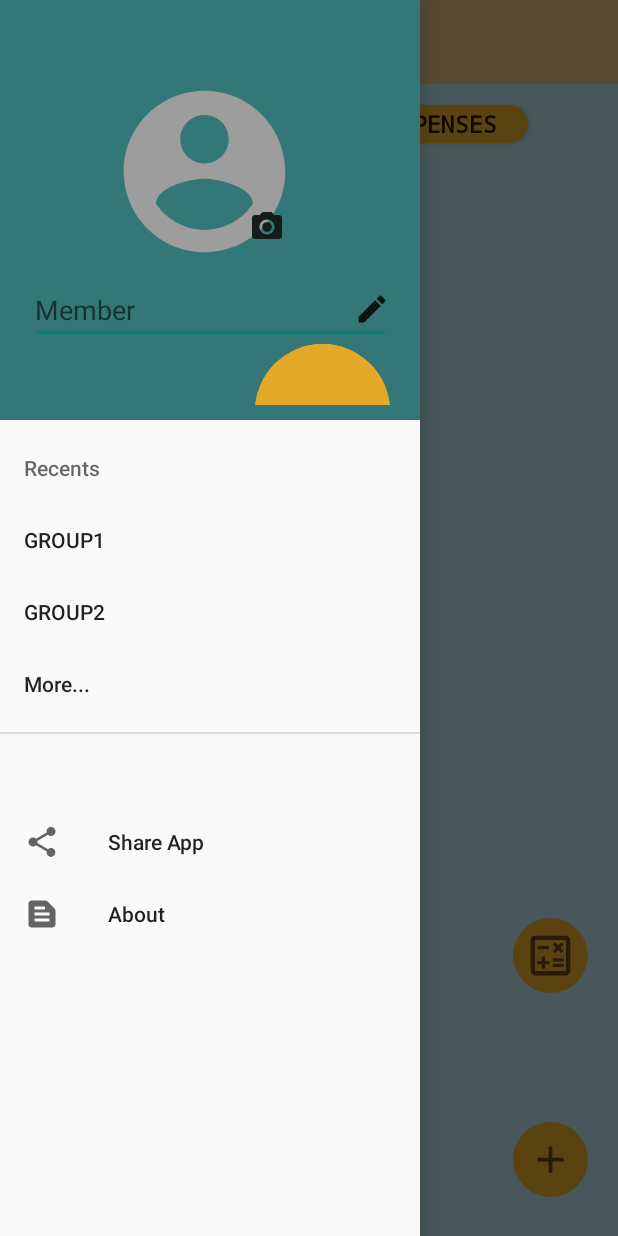
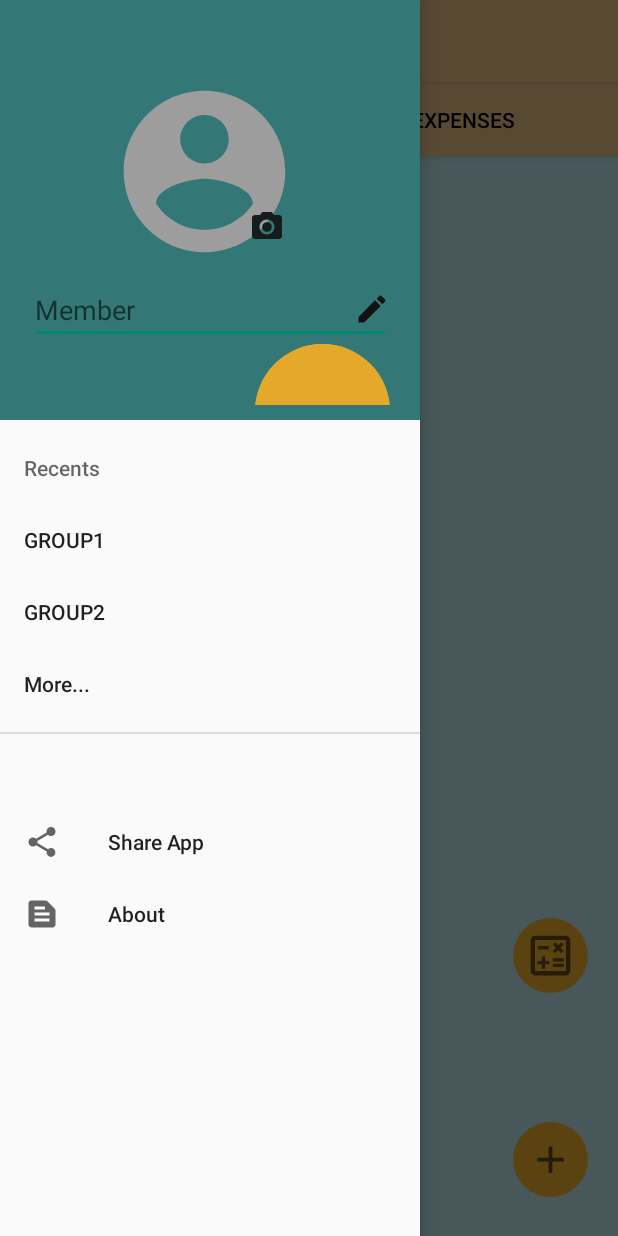
Before and after one commit to SkywalkerSoumya/BillSplit, an Android app: the Homepage screen opened directly, with no data from a screen before it, with the side drawer open, on a phone screen of 412 x 824 dp. Run offline under Robolectric (Android 15) with nearby library versions, the phone set to English and light mode, and no system bars; Roboto replaces fonts that are not available here.

Commit message:
expense page listview added -- some bugs are present

```diff
--- a/app/build.gradle
+++ b/app/build.gradle
@@ -4,6 +4,8 @@ plugins {
 
 android {
     compileSdk 32
+
+    useLibrary 'org.apache.http.legacy'
 
     defaultConfig {
         applicationId "com.example.billsplit"
@@ -32,7 +34,9 @@ dependencies {
     implementation 'androidx.appcompat:appcompat:1.4.0'
     implementation 'com.google.android.material:material:1.4.0'
     implementation 'androidx.constraintlayout:constraintlayout:2.1.2'
-    implementation 'com.google.android.gms:play-services-cast-framework:20.0.0'
+    implementation 'androidx.legacy:legacy-support-v4:1.0.0'
+    //implementation 'com.google.android.gms:play-services-cast-framework:20.0.0'
+    //implementation 'com.google.firebase:firebase-crashlytics-buildtools:2.5.2'
     testImplementation 'junit:junit:4.+'
     androidTestImplementation 'androidx.test.ext:junit:1.1.3'
     androidTestImplementation 'androidx.test.espresso:espresso-core:3.4.0'
--- a/app/src/main/AndroidManifest.xml
+++ b/app/src/main/AndroidManifest.xml
@@ -17,9 +17,6 @@
             android:exported="false" />
         <activity
             android:name=".SettleUpPage"
-            android:exported="false" />
-        <activity
-            android:name=".Expenses_Details"
             android:exported="false" />
         <activity
             android:name=".CreateGroup"
--- /dev/null
+++ b/app/src/main/java/com/example/billsplit/HmpgSliderAdapter.java
@@ -0,0 +1,32 @@
+package com.example.billsplit;
+
+import androidx.annotation.NonNull;
+import androidx.fragment.app.Fragment;
+import androidx.fragment.app.FragmentManager;
+import androidx.lifecycle.Lifecycle;
+import androidx.viewpager2.adapter.FragmentStateAdapter;
+
+public class HmpgSliderAdapter extends FragmentStateAdapter {
+
+    public HmpgSliderAdapter(@NonNull FragmentManager fragmentManager, @NonNull Lifecycle lifecycle) {
+        super(fragmentManager, lifecycle);
+    }
+
+    @NonNull
+    @Override
+    public Fragment createFragment(int position) {
+
+        switch (position){
+            case 1:
+                return new expensesFragment();
+            default:
+                return new overviewFragment();
+        }
+    }
+
+    @Override
+    public int getItemCount() {
+
+        return 2;
+    }
+}
--- a/app/src/main/java/com/example/billsplit/Homepage.java
+++ b/app/src/main/java/com/example/billsplit/Homepage.java
@@ -8,6 +8,7 @@ import androidx.fragment.app.FragmentManager;
 import androidx.fragment.app.FragmentTransaction;
 
 import androidx.fragment.app.Fragment;
+import androidx.viewpager2.widget.ViewPager2;
 
 import android.app.Dialog;
 //import android.app.Fragment;
@@ -27,9 +28,10 @@ import android.widget.LinearLayout;
 import android.widget.ListView;
 import android.widget.Toast;
 
-import com.google.android.gms.cast.framework.media.ImagePicker;
+//import com.google.android.gms.cast.framework.media.ImagePicker;
 import com.google.android.material.floatingactionbutton.FloatingActionButton;
 import com.google.android.material.navigation.NavigationView;
+import com.google.android.material.tabs.TabLayout;
 
 import java.util.ArrayList;
 
@@ -41,6 +43,9 @@ public class Homepage extends AppCompatActivity {
     Toolbar toolbar;
     //ImageView profilePic;
     //ImageButton changeProPicButton;
+    TabLayout tabLayout;
+    ViewPager2 viewPager2;
+    HmpgSliderAdapter sliderAdapter;
 
 
     @Override
@@ -51,7 +56,6 @@ public class Homepage extends AppCompatActivity {
         // code for sideview navigation bar
         drawerLayout = findViewById(R.id.navbarlayout);
         navView = findViewById(R.id.navview);
-
         toolbar = findViewById(R.id.toolbar);
 
         setSupportActionBar(toolbar);
@@ -72,16 +76,49 @@ public class Homepage extends AppCompatActivity {
             }
         });
 
-        // Expenses button function
-        Button expenses_btn = (Button) findViewById(R.id.expensesBtn);
+        //----Homepage slider function code----
+        tabLayout = findViewById(R.id.homeTabLayout);
+        viewPager2 = findViewById(R.id.viewpager2);
 
-        expenses_btn.setOnClickListener(new View.OnClickListener() {
+        FragmentManager fragManager = getSupportFragmentManager();
+        sliderAdapter = new HmpgSliderAdapter(fragManager,getLifecycle());
+        viewPager2.setAdapter(sliderAdapter);
+
+        tabLayout.addOnTabSelectedListener(new TabLayout.OnTabSelectedListener() {
             @Override
-            public void onClick(View view) {
-                Intent intent2 = new Intent(Homepage.this,Expenses_Details.class);
-                startActivity(intent2);
+            public void onTabSelected(TabLayout.Tab tab) {
+                viewPager2.setCurrentItem(tab.getPosition());
+            }
+
+            @Override
+            public void onTabUnselected(TabLayout.Tab tab) {
+
+            }
+
+            @Override
+            public void onTabReselected(TabLayout.Tab tab) {
+
             }
         });
+
+        viewPager2.registerOnPageChangeCallback(new ViewPager2.OnPageChangeCallback() {
+            @Override
+            public void onPageSelected(int position) {
+                super.onPageSelected(position);
+                tabLayout.selectTab(tabLayout.getTabAt(position));
+            }
+        });
+
+        // Expenses button function
+//        Button expenses_btn = (Button) findViewById(R.id.expensesBtn);
+//
+//        expenses_btn.setOnClickListener(new View.OnClickListener() {
+//            @Override
+//            public void onClick(View view) {
+//                Intent intent2 = new Intent(Homepage.this,Expenses_Details.class);
+//                startActivity(intent2);
+//            }
+//        });
 
         // code for changing profile picture  ---> CHANGES NEEDED!
 
--- /dev/null
+++ b/app/src/main/java/com/example/billsplit/overviewFragment.java
@@ -0,0 +1,20 @@
+package com.example.billsplit;
+
+import android.os.Bundle;
+
+import androidx.fragment.app.Fragment;
+
+import android.view.LayoutInflater;
+import android.view.View;
+import android.view.ViewGroup;
+
+public class overviewFragment extends Fragment {
+
+
+    @Override
+    public View onCreateView(LayoutInflater inflater, ViewGroup container,
+                             Bundle savedInstanceState) {
+        // Inflate the layout for this fragment
+        return inflater.inflate(R.layout.fragment_overview, container, false);
+    }
+}
--- a/app/src/main/res/layout/activity_homepage.xml
+++ b/app/src/main/res/layout/activity_homepage.xml
@@ -20,7 +20,14 @@
         app:layout_constraintBottom_toBottomOf="parent"
         app:layout_constraintStart_toStartOf="@+id/scrollView2"
         app:layout_constraintTop_toTopOf="parent"
-        app:menu="@menu/navigation_bar_menu" />
+        app:menu="@menu/navigation_bar_menu" >
+
+        <androidx.viewpager2.widget.ViewPager2
+            android:id="@+id/viewpager2"
+            android:layout_width="match_parent"
+            android:layout_height="0dp" />
+    </com.google.android.material.navigation.NavigationView>
+
 
     <!--<ScrollView
         android:id="@+id/scrollView2"
@@ -41,49 +48,79 @@
             android:layout_height="wrap_content"
             android:background="@color/secondaryColor"
             android:theme="@style/Theme.AppCompat.Light.DarkActionBar"
+            android:elevation="0dp"
             app:layout_constraintEnd_toEndOf="parent"
             app:layout_constraintHorizontal_bias="0.0"
             app:layout_constraintStart_toStartOf="parent"
             app:layout_constraintTop_toTopOf="parent"
             tools:ignore="MissingConstraints" />
 
-        <Button
-            android:id="@+id/overviewBtn"
-            android:layout_width="116dp"
-            android:layout_height="25dp"
-            android:layout_marginStart="60dp"
-            android:layout_marginTop="70dp"
-            android:background="@drawable/add_more_grp_btn_bg"
-            android:fontFamily="monospace"
-            android:text="OVERVIEW"
-            android:textAlignment="center"
-            android:textSize="16sp"
-            android:textStyle="bold"
-            android:typeface="normal"
+        <!--        <Button-->
+        <!--            android:id="@+id/overviewBtn"-->
+        <!--            android:layout_width="116dp"-->
+        <!--            android:layout_height="25dp"-->
+        <!--            android:layout_marginStart="60dp"-->
+        <!--            android:layout_marginTop="70dp"-->
+        <!--            android:background="@drawable/add_more_grp_btn_bg"-->
+        <!--            android:fontFamily="monospace"-->
+        <!--            android:text="OVERVIEW"-->
+        <!--            android:textAlignment="center"-->
+        <!--            android:textSize="16sp"-->
+        <!--            android:textStyle="bold"-->
+        <!--            android:typeface="normal"-->
+        <!--            app:layout_constraintStart_toStartOf="parent"-->
+        <!--            app:layout_constraintTop_toTopOf="parent" />-->
+
+        <!--        <Button-->
+        <!--            android:id="@+id/expensesBtn"-->
+        <!--            android:layout_width="116dp"-->
+        <!--            android:layout_height="25dp"-->
+        <!--            android:layout_marginTop="70dp"-->
+        <!--            android:layout_marginEnd="60dp"-->
+        <!--            android:background="@drawable/add_more_grp_btn_bg"-->
+        <!--            android:fontFamily="monospace"-->
+        <!--            android:text="Expenses"-->
+        <!--            android:textAlignment="center"-->
+        <!--            android:textSize="16sp"-->
+        <!--            android:textStyle="bold"-->
+        <!--            app:layout_constraintEnd_toEndOf="parent"-->
+        <!--            app:layout_constraintTop_toTopOf="parent" />-->
+
+
+        <com.google.android.material.tabs.TabLayout
+            android:id="@+id/homeTabLayout"
+            android:layout_width="match_parent"
+            android:layout_height="wrap_content"
+            android:background="@color/secondaryColor"
+            app:tabIndicatorColor="@color/purple_700"
+            app:tabSelectedTextColor="@color/purple_700"
+            app:tabTextColor="@color/black"
+            android:elevation="3dp"
+            app:layout_constraintBottom_toTopOf="@+id/hmscrnFragment"
+            app:layout_constraintEnd_toEndOf="parent"
+            app:layout_constraintHorizontal_bias="0.0"
             app:layout_constraintStart_toStartOf="parent"
-            app:layout_constraintTop_toTopOf="parent" />
+            app:layout_constraintTop_toBottomOf="@+id/toolbar"
+            app:layout_constraintVertical_bias="0.0">
 
-        <Button
-            android:id="@+id/expensesBtn"
-            android:layout_width="116dp"
-            android:layout_height="25dp"
-            android:layout_marginTop="70dp"
-            android:layout_marginEnd="60dp"
-            android:background="@drawable/add_more_grp_btn_bg"
-            android:fontFamily="monospace"
-            android:text="Expenses"
-            android:textAlignment="center"
-            android:textSize="16sp"
-            android:textStyle="bold"
-            app:layout_constraintEnd_toEndOf="parent"
-            app:layout_constraintTop_toTopOf="parent" />
+            <com.google.android.material.tabs.TabItem
+                android:layout_width="wrap_content"
+                android:layout_height="wrap_content"
+                android:text="OVERVIEW" />
+
+            <com.google.android.material.tabs.TabItem
+                android:layout_width="wrap_content"
+                android:layout_height="wrap_content"
+                android:text="EXPENSES" />
+
+        </com.google.android.material.tabs.TabLayout>
 
         <FrameLayout
             android:id="@+id/hmscrnFragment"
             android:layout_width="match_parent"
             android:layout_height="0dp"
             app:layout_constraintBottom_toBottomOf="parent"
-            app:layout_constraintTop_toBottomOf="@+id/overviewBtn"
+            app:layout_constraintTop_toBottomOf="parent"
             tools:layout_editor_absoluteX="0dp" />
 
         <ImageButton
@@ -111,7 +148,9 @@
             app:layout_constraintStart_toStartOf="@+id/homeScreenAddBtn"
             app:layout_constraintTop_toBottomOf="@+id/toolbar" />
 
+
     </androidx.constraintlayout.widget.ConstraintLayout>
+
 
     <!--</ScrollView>-->
 
--- a/app/src/main/res/layout/add_mem_list.xml
+++ b/app/src/main/res/layout/add_mem_list.xml
@@ -16,7 +16,7 @@
             android:layout_width="0dp"
             android:layout_height="match_parent"
             android:layout_gravity="center"
-            android:text="Shimpu"
+            android:text="suor mava"
             android:textSize="20dp"
             android:textColor="#BDBABA"
             app:layout_constraintBottom_toBottomOf="parent"
--- a/app/src/main/res/layout/fragment_expenses.xml
+++ b/app/src/main/res/layout/fragment_expenses.xml
@@ -21,7 +21,7 @@
 <!--        app:layout_constraintTop_toBottomOf="@+id/expenses_list" />-->
 
     <ListView
-        android:id="@+id/expenses_list"
+        android:id="@+id/expenses_listview"
         android:layout_width="match_parent"
         android:layout_height="match_parent" />
 
```
Also changed, not shown: app/src/main/java/com/example/billsplit/Bills.java (added, +28 -0 lines), app/src/main/java/com/example/billsplit/CreateGroup.java (+34 -1 lines), app/src/main/java/com/example/billsplit/Expenses_Details.java (deleted, +0 -14 lines), app/src/main/java/com/example/billsplit/SetExpensePageAdapter.java (added, +52 -0 lines), app/src/main/java/com/example/billsplit/expensesFragment.java (+23 -3 lines), app/src/main/res/layout/activity_create_group.xml (+56 -19 lines), app/src/main/res/layout/add_expense_list.xml (added, +28 -0 lines), app/src/main/res/layout/fragment_overview.xml (renamed from app/src/main/res/layout/activity_expenses_details.xml, +9 -10 lines).
